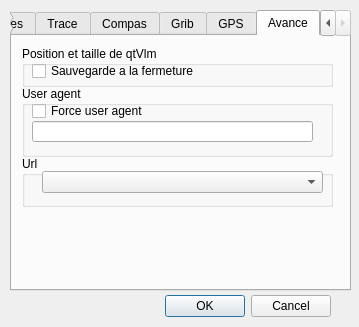
Before: the Qt Designer form src/Ui/paramVLM.ui in nohal/qtVlm, drawn with Qt 5.
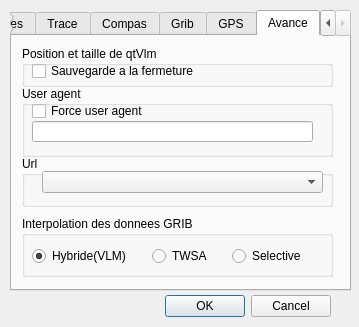
After: the same form once the commit is applied. The open tabs and pages were chosen to show the change. Icons and pictures are not drawn.

Commit message: Some cosmetics in meteo faxes Further fixes in grib 4x4 (still not perfect I think) Add choice for interpolation in advanced vlm options

```diff
--- a/src/Ui/paramVLM.ui
+++ b/src/Ui/paramVLM.ui
@@ -1322,6 +1322,61 @@
       </property>
      </widget>
     </widget>
+    <widget class="QGroupBox" name="groupBox_15">
+     <property name="geometry">
+      <rect>
+       <x>10</x>
+       <y>180</y>
+       <width>311</width>
+       <height>61</height>
+      </rect>
+     </property>
+     <property name="title">
+      <string>Interpolation des donnees GRIB</string>
+     </property>
+     <widget class="QRadioButton" name="interpolHyb">
+      <property name="geometry">
+       <rect>
+        <x>10</x>
+        <y>30</y>
+        <width>111</width>
+        <height>20</height>
+       </rect>
+      </property>
+      <property name="text">
+       <string>Hybride(VLM)</string>
+      </property>
+      <property name="checked">
+       <bool>true</bool>
+      </property>
+     </widget>
+     <widget class="QRadioButton" name="interpolTWSA">
+      <property name="geometry">
+       <rect>
+        <x>130</x>
+        <y>30</y>
+        <width>61</width>
+        <height>20</height>
+       </rect>
+      </property>
+      <property name="text">
+       <string>TWSA</string>
+      </property>
+     </widget>
+     <widget class="QRadioButton" name="interpolSelect">
+      <property name="geometry">
+       <rect>
+        <x>210</x>
+        <y>30</y>
+        <width>95</width>
+        <height>20</height>
+       </rect>
+      </property>
+      <property name="text">
+       <string>Selective</string>
+      </property>
+     </widget>
+    </widget>
    </widget>
   </widget>
  </widget>
```
Left out of the diff: 2 changed lines with no effect on the pictures. The commit also changes 9 other files.
